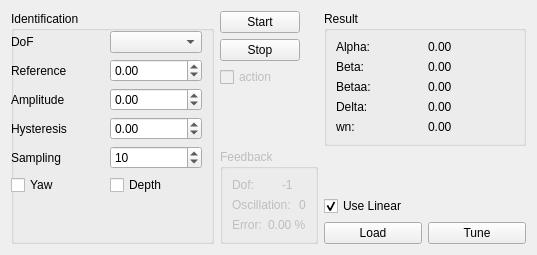
Qt form labust_gui/src/control/resource/Identification.ui (pi19404/labust-ros-pkg) before a commit.
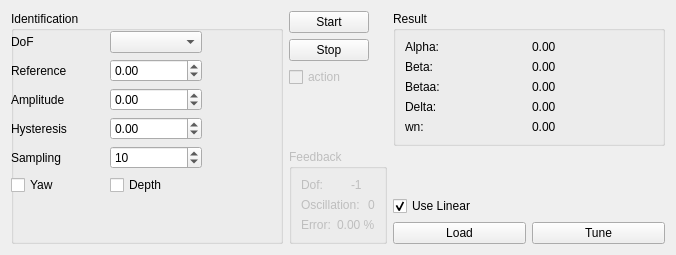
The same form after that commit.

```diff
--- a/labust_gui/src/control/resource/Identification.ui
+++ b/labust_gui/src/control/resource/Identification.ui
@@ -6,7 +6,7 @@
    <rect>
     <x>0</x>
     <y>0</y>
-    <width>537</width>
+    <width>676</width>
     <height>255</height>
    </rect>
   </property>
```
Left out of the diff: 4 changed lines with no effect on the pictures.
